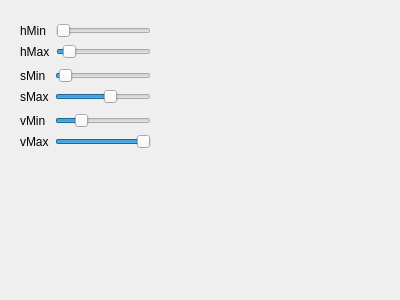
First picture: the form in settingswidget.ui, repository Haskis/WidzenieMaszynowe, before the edit.
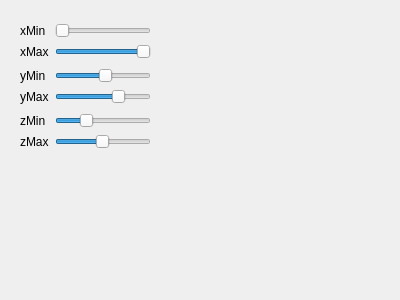
Second picture: the form after the edit.

```diff
--- a/settingswidget.ui
+++ b/settingswidget.ui
@@ -30,14 +30,14 @@
         <item>
          <widget class="QLabel" name="label">
           <property name="text">
-           <string>hMin</string>
+           <string>xMin</string>
           </property>
          </widget>
         </item>
         <item>
          <widget class="QLabel" name="label_2">
           <property name="text">
-           <string>hMax</string>
+           <string>xMax</string>
           </property>
          </widget>
         </item>
@@ -64,10 +64,10 @@
            <number>255</number>
           </property>
           <property name="value">
-           <number>20</number>
+           <number>255</number>
           </property>
           <property name="sliderPosition">
-           <number>20</number>
+           <number>255</number>
           </property>
           <property name="orientation">
            <enum>Qt::Horizontal</enum>
@@ -85,14 +85,14 @@
         <item>
          <widget class="QLabel" name="label_3">
           <property name="text">
-           <string>sMin</string>
+           <string>yMin</string>
           </property>
          </widget>
         </item>
         <item>
          <widget class="QLabel" name="label_4">
           <property name="text">
-           <string>sMax</string>
+           <string>yMax</string>
           </property>
          </widget>
         </item>
@@ -106,10 +106,10 @@
            <number>255</number>
           </property>
           <property name="value">
-           <number>10</number>
+           <number>135</number>
           </property>
           <property name="sliderPosition">
-           <number>10</number>
+           <number>135</number>
           </property>
           <property name="orientation">
            <enum>Qt::Horizontal</enum>
@@ -122,7 +122,7 @@
            <number>255</number>
           </property>
           <property name="value">
-           <number>150</number>
+           <number>175</number>
           </property>
           <property name="orientation">
            <enum>Qt::Horizontal</enum>
@@ -140,14 +140,14 @@
         <item>
          <widget class="QLabel" name="label_5">
           <property name="text">
-           <string>vMin</string>
+           <string>zMin</string>
           </property>
          </widget>
         </item>
         <item>
          <widget class="QLabel" name="label_6">
           <property name="text">
-           <string>vMax</string>
+           <string>zMax</string>
           </property>
          </widget>
         </item>
@@ -161,10 +161,10 @@
            <number>255</number>
           </property>
           <property name="value">
-           <number>60</number>
+           <number>75</number>
           </property>
           <property name="sliderPosition">
-           <number>60</number>
+           <number>75</number>
           </property>
           <property name="orientation">
            <enum>Qt::Horizontal</enum>
@@ -177,7 +177,7 @@
            <number>255</number>
           </property>
           <property name="value">
-           <number>255</number>
+           <number>125</number>
           </property>
           <property name="orientation">
            <enum>Qt::Horizontal</enum>
```
Left out of the diff: 12 changed lines with no effect on the pictures.
